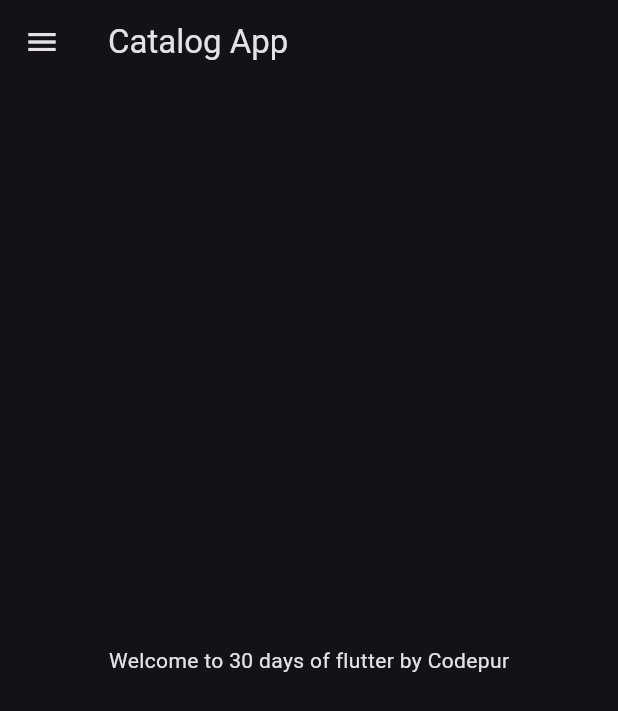
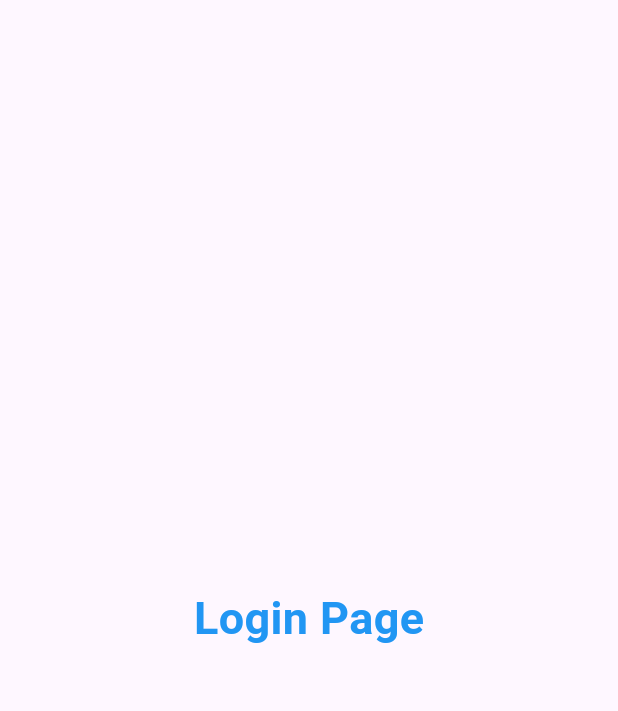
Before and after one commit to rushi055/Flutter30days, a Flutter app: the screen it shows after launch, on a phone screen of 412 x 824 dp. Shown: the top 711 px of the screen. Run offline on Flutter 3.47's test engine with Material 3 defaults, Android fonts, the phone set to English and light mode, and no system bars.

Commit message:
Day 3 completed

```diff
--- a/lib/main.dart
+++ b/lib/main.dart
@@ -1,4 +1,5 @@
 import 'package:flutter/material.dart';
+import 'package:flutter_catalog/pages/login_page.dart';
 
 import 'pages/home_page.dart';
 
@@ -8,21 +9,20 @@ void main() {
 
 class MyApp extends StatelessWidget {
   @override
-//   Widget build(BuildContext context) {
-//     return MaterialApp(
-//       home: HomePage(),
-//     );
-//   }
-// }
-
-//for dart theme
   Widget build(BuildContext context) {
     return MaterialApp(
-      home: HomePage(),
-      themeMode: ThemeMode.dark,
+      themeMode: ThemeMode.light,
+      theme: ThemeData(primarySwatch: Colors.deepPurple),
       darkTheme: ThemeData(
         brightness: Brightness.dark,
       ),
+      //initialRoute: "/home",
+      routes: {
+        //Mapping
+        "/": (context) => LoginPage(),
+        "/home": (context) => HomePage(),
+        "/login": (context) => LoginPage()
+      },
     );
   }
 }
--- /dev/null
+++ b/lib/pages/login_page.dart
@@ -0,0 +1,19 @@
+import 'package:flutter/material.dart';
+
+class LoginPage extends StatelessWidget {
+  @override
+  Widget build(BuildContext context) {
+    return Scaffold(
+      body: Center(
+        child: Text(
+          "Login Page",
+          style: TextStyle(
+            fontSize: 30,
+            color: Colors.blue,
+            fontWeight: FontWeight.bold,
+          ),
+        ),
+      ),
+    );
+  }
+}
```
